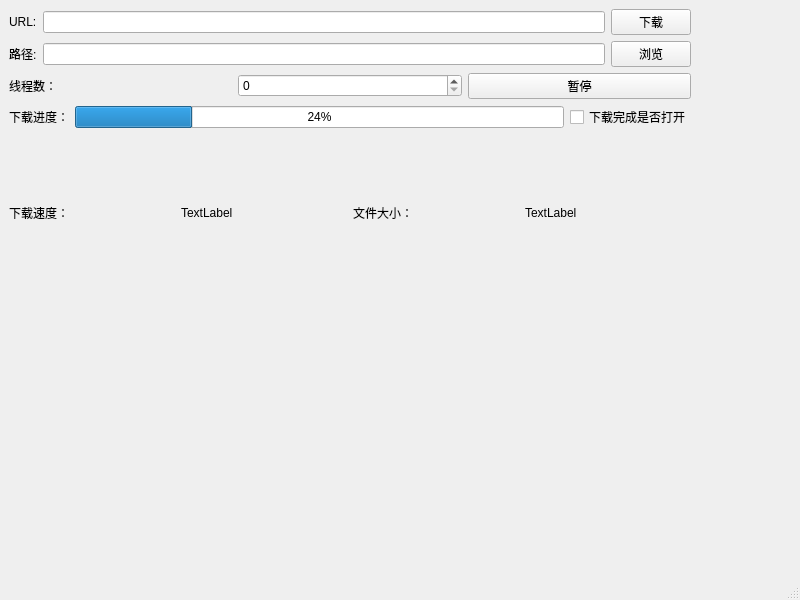
Above: filedownloader/mainwindow.ui from HectorJiang/QtDemos before the change. Below: the same form after it.
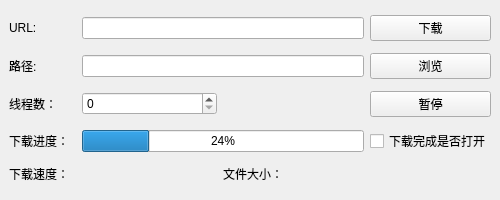
That is the form after the change.

The edit to the form file:
```diff
--- a/filedownloader/mainwindow.ui
+++ b/filedownloader/mainwindow.ui
@@ -6,8 +6,8 @@
    <rect>
     <x>0</x>
     <y>0</y>
-    <width>800</width>
-    <height>600</height>
+    <width>500</width>
+    <height>200</height>
    </rect>
   </property>
   <property name="sizePolicy">
@@ -16,160 +16,166 @@
     <verstretch>0</verstretch>
    </sizepolicy>
   </property>
+  <property name="minimumSize">
+   <size>
+    <width>500</width>
+    <height>200</height>
+   </size>
+  </property>
+  <property name="maximumSize">
+   <size>
+    <width>500</width>
+    <height>200</height>
+   </size>
+  </property>
   <property name="windowTitle">
    <string>MainWindow</string>
   </property>
   <widget class="QWidget" name="centralwidget">
-   <property name="sizePolicy">
-    <sizepolicy hsizetype="Fixed" vsizetype="Fixed">
-     <horstretch>0</horstretch>
-     <verstretch>0</verstretch>
-    </sizepolicy>
+   <property name="minimumSize">
+    <size>
+     <width>500</width>
+     <height>200</height>
+    </size>
    </property>
    <property name="maximumSize">
     <size>
-     <width>700</width>
-     <height>300</height>
+     <width>500</width>
+     <height>200</height>
     </size>
    </property>
-   <layout class="QHBoxLayout" name="horizontalLayout_6">
+   <layout class="QHBoxLayout" name="horizontalLayout">
     <item>
-     <layout class="QVBoxLayout" name="verticalLayout">
-      <item>
-       <layout class="QHBoxLayout" name="horizontalLayout">
-        <item>
-         <widget class="QLabel" name="label">
-          <property name="text">
-           <string>URL:</string>
-          </property>
-         </widget>
-        </item>
-        <item>
-         <widget class="QLineEdit" name="lineEdit"/>
-        </item>
-        <item>
-         <widget class="QPushButton" name="pushButton">
-          <property name="text">
-           <string>下载</string>
-          </property>
-         </widget>
-        </item>
-       </layout>
+     <layout class="QGridLayout" name="gridLayout">
+      <item row="4" column="1" colspan="2">
+       <widget class="QLabel" name="m_pLbSpeed">
+        <property name="sizePolicy">
+         <sizepolicy hsizetype="Preferred" vsizetype="Preferred">
+          <horstretch>0</horstretch>
+          <verstretch>0</verstretch>
+         </sizepolicy>
+        </property>
+        <property name="text">
+         <string/>
+        </property>
+       </widget>
       </item>
-      <item>
-       <layout class="QHBoxLayout" name="horizontalLayout_2">
-        <item>
-         <widget class="QLabel" name="label_2">
-          <property name="text">
-           <string>路径:</string>
-          </property>
-         </widget>
-        </item>
-        <item>
-         <widget class="QLineEdit" name="lineEdit_2"/>
-        </item>
-        <item>
-         <widget class="QPushButton" name="pushButton_2">
-          <property name="text">
-           <string>浏览</string>
-          </property>
-         </widget>
-        </item>
-       </layout>
+      <item row="4" column="0">
+       <widget class="QLabel" name="label_5">
+        <property name="sizePolicy">
+         <sizepolicy hsizetype="Preferred" vsizetype="Fixed">
+          <horstretch>0</horstretch>
+          <verstretch>0</verstretch>
+         </sizepolicy>
+        </property>
+        <property name="text">
+         <string>下载速度：</string>
+        </property>
+       </widget>
       </item>
-      <item>
-       <layout class="QHBoxLayout" name="horizontalLayout_3">
-        <item>
-         <widget class="QLabel" name="label_3">
-          <property name="text">
-           <string>线程数：</string>
-          </property>
-         </widget>
-        </item>
-        <item>
-         <widget class="QSpinBox" name="spinBox"/>
-        </item>
-        <item>
-         <widget class="QPushButton" name="pushButton_3">
-          <property name="text">
-           <string>暂停</string>
-          </property>
-         </widget>
-        </item>
-       </layout>
+      <item row="0" column="0">
+       <widget class="QLabel" name="m_pLbURL">
+        <property name="text">
+         <string>URL:</string>
+        </property>
+       </widget>
       </item>
-      <item>
-       <layout class="QHBoxLayout" name="horizontalLayout_4">
-        <item>
-         <widget class="QLabel" name="label_4">
-          <property name="text">
-           <string>下载进度：</string>
-          </property>
-         </widget>
-        </item>
-        <item>
-         <widget class="QProgressBar" name="progressBar">
-          <property name="value">
-           <number>24</number>
-          </property>
-         </widget>
-        </item>
-        <item>
-         <widget class="QCheckBox" name="checkBox">
-          <property name="text">
-           <string>下载完成是否打开</string>
-          </property>
-         </widget>
-        </item>
-       </layout>
+      <item row="3" column="5">
+       <widget class="QCheckBox" name="m_pCheckBoxIsOpen">
+        <property name="text">
+         <string>下载完成是否打开</string>
+        </property>
+       </widget>
       </item>
-      <item>
-       <layout class="QHBoxLayout" name="horizontalLayout_5">
-        <item>
-         <widget class="QLabel" name="label_5">
-          <property name="text">
-           <string>下载速度：</string>
-          </property>
-         </widget>
-        </item>
-        <item>
-         <widget class="QLabel" name="label_6">
-          <property name="text">
-           <string>TextLabel</string>
-          </property>
-         </widget>
-        </item>
-        <item>
-         <widget class="QLabel" name="label_7">
-          <property name="text">
-           <string>文件大小：</string>
-          </property>
-         </widget>
-        </item>
-        <item>
-         <widget class="QLabel" name="label_8">
-          <property name="text">
-           <string>TextLabel</string>
-          </property>
-         </widget>
-        </item>
-       </layout>
+      <item row="3" column="1" colspan="4">
+       <widget class="QProgressBar" name="m_pProDown">
+        <property name="value">
+         <number>24</number>
+        </property>
+       </widget>
+      </item>
+      <item row="2" column="3" colspan="2">
+       <spacer name="horizontalSpacer">
+        <property name="orientation">
+         <enum>Qt::Horizontal</enum>
+        </property>
+        <property name="sizeHint" stdset="0">
+         <size>
+          <width>81</width>
+          <height>20</height>
+         </size>
+        </property>
+       </spacer>
+      </item>
+      <item row="2" column="1" colspan="2">
+       <widget class="QSpinBox" name="m_pSpinBoxThreadNum"/>
+      </item>
+      <item row="4" column="4" colspan="2">
+       <widget class="QLabel" name="m_pLbFileSize">
+        <property name="text">
+         <string/>
+        </property>
+       </widget>
+      </item>
+      <item row="4" column="3">
+       <widget class="QLabel" name="label_7">
+        <property name="text">
+         <string>文件大小：</string>
+        </property>
+       </widget>
+      </item>
+      <item row="0" column="5">
+       <widget class="QPushButton" name="m_pBtnDown">
+        <property name="text">
+         <string>下载</string>
+        </property>
+       </widget>
+      </item>
+      <item row="1" column="1" colspan="4">
+       <widget class="QLineEdit" name="m_pLePath"/>
+      </item>
+      <item row="1" column="5">
+       <widget class="QPushButton" name="m_pBtnBrowse">
+        <property name="text">
+         <string>浏览</string>
+        </property>
+       </widget>
+      </item>
+      <item row="3" column="0">
+       <widget class="QLabel" name="label_4">
+        <property name="text">
+         <string>下载进度：</string>
+        </property>
+       </widget>
+      </item>
+      <item row="0" column="1" colspan="4">
+       <widget class="QLineEdit" name="m_pLeURL"/>
+      </item>
+      <item row="1" column="0">
+       <widget class="QLabel" name="m_pLbPath">
+        <property name="text">
+         <string>路径:</string>
+        </property>
+       </widget>
+      </item>
+      <item row="2" column="5">
+       <widget class="QPushButton" name="m_pBtnPause">
+        <property name="text">
+         <string>暂停</string>
+        </property>
+       </widget>
+      </item>
+      <item row="2" column="0">
+       <widget class="QLabel" name="label_3">
+        <property name="text">
+         <string>线程数：</string>
+        </property>
+       </widget>
       </item>
      </layout>
     </item>
    </layout>
   </widget>
-  <widget class="QMenuBar" name="menubar">
-   <property name="geometry">
-    <rect>
-     <x>0</x>
-     <y>0</y>
-     <width>800</width>
-     <height>17</height>
-    </rect>
-   </property>
-  </widget>
-  <widget class="QStatusBar" name="statusbar"/>
  </widget>
  <resources/>
  <connections/>
```
